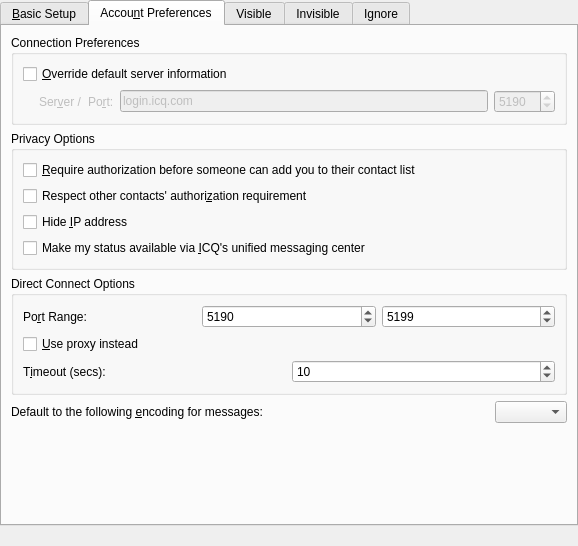
Above: protocols/oscar/icq/ui/icqeditaccountui.ui from KDE/kopete before the change. Below: the same form after it.
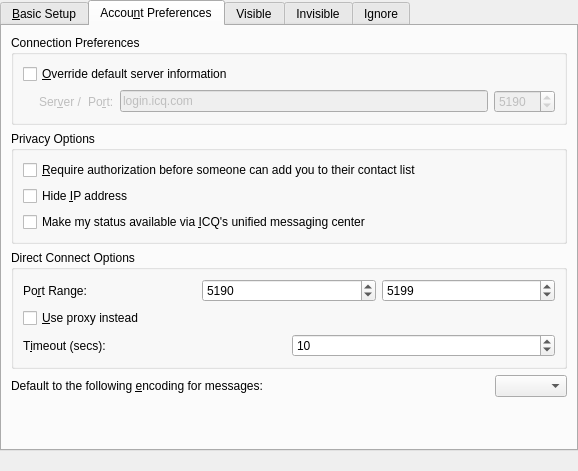
That is the form after the change. The open tabs and pages were chosen to show the change. Custom widgets are drawn as their Qt base class.

Commit message: Remove feature of ignoring other contacts' wish to require authorization because it isn't available in oscar protocol anymore.

Patch:
```diff
--- a/protocols/oscar/icq/ui/icqeditaccountui.ui
+++ b/protocols/oscar/icq/ui/icqeditaccountui.ui
@@ -6,7 +6,7 @@
     <x>0</x>
     <y>0</y>
     <width>578</width>
-    <height>546</height>
+    <height>471</height>
    </rect>
   </property>
   <property name="windowTitle" >
@@ -462,13 +462,6 @@
             </property>
            </widget>
           </item>
-          <item>
-           <widget class="QCheckBox" name="chkRespectRequireAuth" >
-            <property name="text" >
-             <string>Respect other contacts' authori&amp;zation requirement</string>
-            </property>
-           </widget>
-          </item>
           <item>
            <widget class="QCheckBox" name="chkHideIP" >
             <property name="toolTip" >
```
Left out of the diff: 1 changed line with no effect on the pictures. The commit also changes 10 other files.
